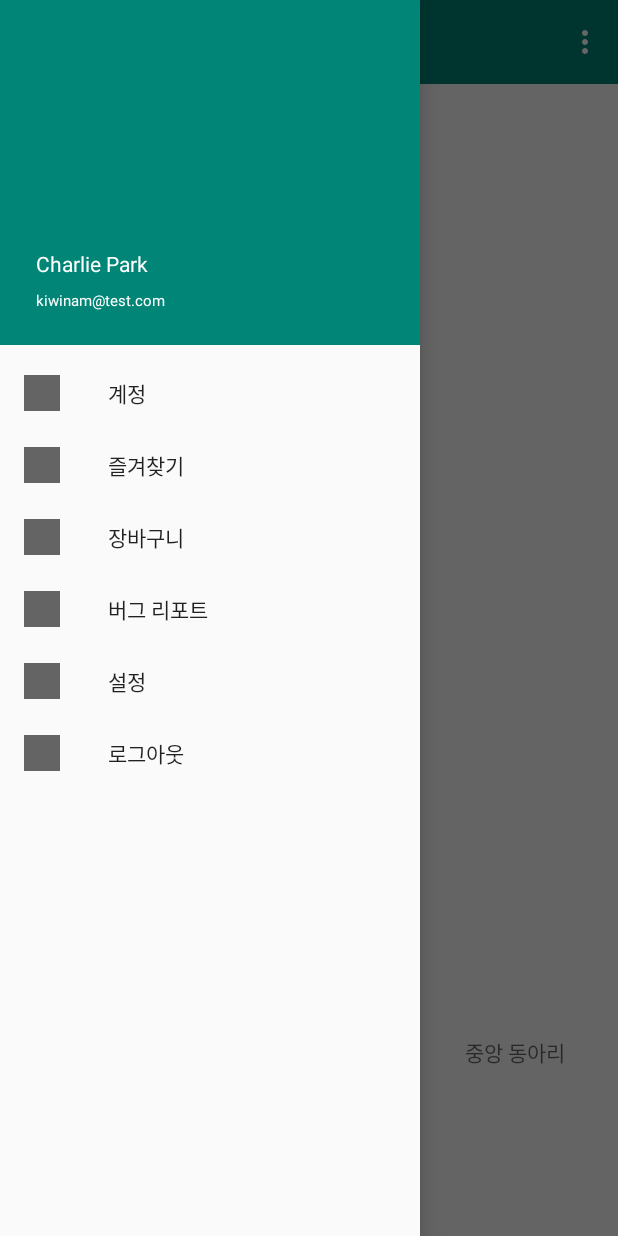
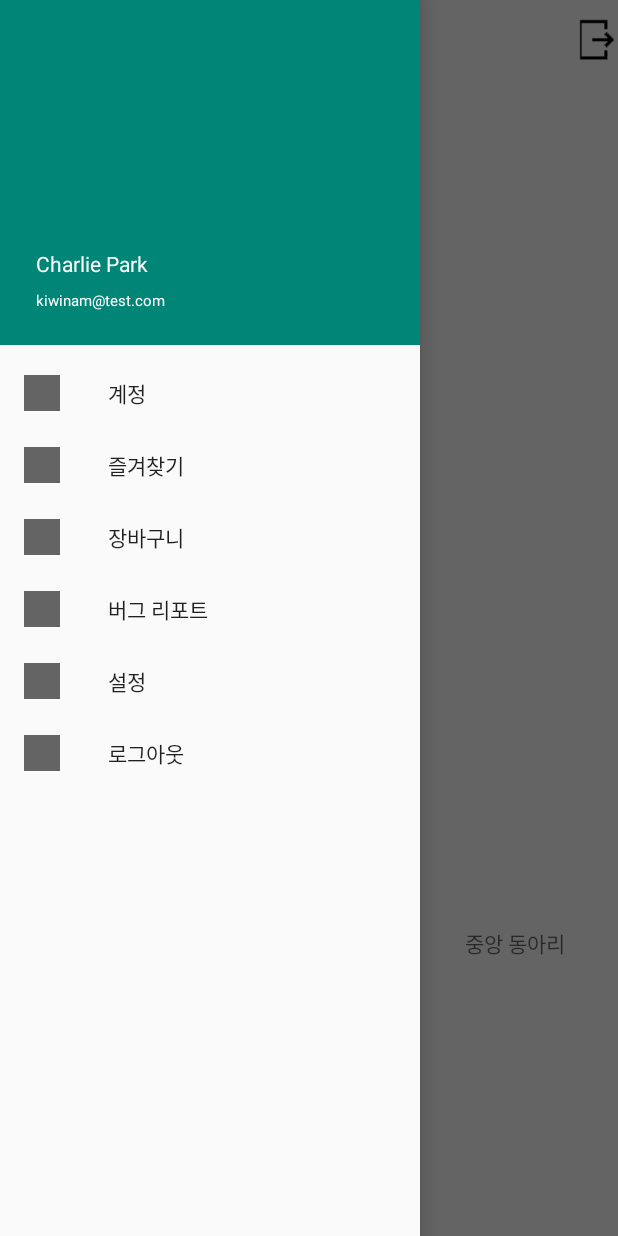
Before and after one commit to yooflyhigh/CMM, an Android app: the Fragment_Start screen opened directly, with no data from a screen before it, with the side drawer open, on a phone screen of 412 x 824 dp. Run offline under Robolectric (Android 15) with nearby library versions, the phone set to English and light mode, and no system bars.

Commit message:
로그아웃 구현

```diff
--- a/ClubManageMent/app/src/main/java/com/example/clubmanagement/Login/Login_View/LoginActivity.java
+++ b/ClubManageMent/app/src/main/java/com/example/clubmanagement/Login/Login_View/LoginActivity.java
@@ -57,7 +57,7 @@ public class LoginActivity extends AppCompatActivity {
                 passwordEditText.setText(SaveSharedPreference.getUserPass(LoginActivity.this));
                 autoLogin.setChecked(true);
                 loginButton.callOnClick();
-            }
+    }
 
         loginViewModel.getLoginFormState().observe(this, new Observer<LoginFormState>() {
             @Override
--- a/ClubManageMent/app/src/main/java/com/example/clubmanagement/System/Fragment/Fragment_Start.java
+++ b/ClubManageMent/app/src/main/java/com/example/clubmanagement/System/Fragment/Fragment_Start.java
@@ -1,6 +1,6 @@
 package com.example.clubmanagement.System.Fragment;
 
-import android.graphics.drawable.Drawable;
+import android.content.Intent;
 import android.support.annotation.NonNull;
 import android.support.design.widget.NavigationView;
 import android.support.design.widget.Snackbar;
@@ -8,25 +8,28 @@ import android.support.design.widget.TabLayout;
 import android.support.v4.app.Fragment;
 import android.support.v4.view.ViewPager;
 import android.support.v4.widget.DrawerLayout;
-import android.support.v7.app.ActionBarDrawerToggle;
 import android.support.v7.app.AppCompatActivity;
 import android.os.Bundle;
 import android.support.v7.widget.Toolbar;
+import android.util.Log;
 import android.view.Gravity;
 import android.view.Menu;
 import android.view.MenuItem;
+import android.view.View;
+import android.widget.Button;
 
+import com.example.clubmanagement.Login.Auto_Login.SaveSharedPreference;
+import com.example.clubmanagement.Login.Login_View.LoginActivity;
 import com.example.clubmanagement.System.Adapter.FragmentAdapter.Fragment_Page_Adapter;
 import com.example.clubmanagement.R;
 import com.example.clubmanagement.System.Listener.BackPressCloseHandler;
 
 import java.util.List;
 
-import kotlin.jvm.internal.Intrinsics;
-
 public class Fragment_Start extends AppCompatActivity implements NavigationView.OnNavigationItemSelectedListener {
     private BackPressCloseHandler BackPressCloseHandler = new BackPressCloseHandler(this);
     Toolbar toolbar;
+    Button Btn_logout;
     @Override
     public void onCreate(Bundle savedInstanceState) {
         super.onCreate(savedInstanceState);
@@ -43,26 +46,47 @@ public class Fragment_Start extends AppCompatActivity implements NavigationView.
         mTab.setupWithViewPager(mViewPager);
     }
 
+    /* 네비게이션 부분 */
     private void setToolbar() {
         toolbar = findViewById(R.id.toolbar);
         setSupportActionBar(toolbar);
         getSupportActionBar().setDisplayHomeAsUpEnabled(true);
-        getSupportActionBar().setHomeAsUpIndicator(R.drawable.ic_menu_white_24dp);
+        getSupportActionBar().setHomeAsUpIndicator(R.drawable.menu);
         getSupportActionBar().setDisplayShowTitleEnabled(false);
     }
 
     @Override
-    public boolean onCreateOptionsMenu(Menu menu) {
-        getMenuInflater().inflate(R.menu.navi_main,menu);
-        return true;
+    public boolean onNavigationItemSelected(@NonNull MenuItem menuItem) {
+            /*
+        switch (menuItem.getItemId()){
+            case R.id.account:
+//                Snackbar.make(findViewById(R.id.account),"Navigation Account pressed",Snackbar.LENGTH_SHORT).show();
+                Log.d("어카운트 클릭"," 클릭됨");
+                break;
+            case R.id.setting:
+                Log.d("setting 클릭"," 클릭됨");
+                Snackbar.make(findViewById(R.id.setting),"Navigation Setting pressed",Snackbar.LENGTH_SHORT).show();
+                break;
+        }
+        */
+        DrawerLayout mDrawerLayout = (DrawerLayout) findViewById(R.id.drawerLayout);
+        mDrawerLayout.closeDrawers();
+
+        return false;
     }
-    //TODO : 계정화면 정상화 시키고 로그아웃 구현하기
+
+
     @Override
     public boolean onOptionsItemSelected(MenuItem item) {
+
         switch(item.getItemId()) {
-            case -1000132:
-                Snackbar.make(toolbar, (CharSequence)"Logout menu pressed", -1).show();
+            case R.id.account:
+                //Snackbar.make(toolbar, (CharSequence)"account click", -1).show();
+                // Log.d("어카운트 클릭"," 클릭됨");
                 break;
+            //case -1000132:
+            //   Snackbar.make(toolbar, (CharSequence)"Logout menu pressed", -1).show();
+            // break;
             case -1000091:
                 Snackbar.make(toolbar, (CharSequence)"Search menu pressed", -1).show();
                 break;
@@ -74,21 +98,24 @@ public class Fragment_Start extends AppCompatActivity implements NavigationView.
                 break;
         }
         return super.onOptionsItemSelected(item);
+
     }
 
+    /* 옵션 부분 */
+    /*
     @Override
-    public boolean onNavigationItemSelected(@NonNull MenuItem menuItem) {
-        switch (menuItem.getItemId()){
-            case R.id.account:
-                Snackbar.make(findViewById(R.id.account),"Navigation Account pressed",Snackbar.LENGTH_SHORT).show();
-                break;
-            case R.id.setting:
-                Snackbar.make(findViewById(R.id.setting),"Navigation Setting pressed",Snackbar.LENGTH_SHORT).show();
-                break;
-        }
-        DrawerLayout mDrawerLayout = (DrawerLayout) findViewById(R.id.drawerLayout);
-        mDrawerLayout.closeDrawers();
-        return false;
+    public boolean onCreateOptionsMenu(Menu menu) {
+        //menu.findItem(R.drawable.logout);
+        //getMenuInflater().inflate(R.menu.navi_item, menu);
+        return true;
+    }
+    */
+    /* 로그아웃 버튼 */
+    public void onLogoutButtonClick(View view) {
+        SaveSharedPreference.setUserName(this, "");
+        SaveSharedPreference.setUserPass(this, "");
+        SaveSharedPreference.setAutoLoginCheck(this,false);
+        startActivity(new Intent(this, LoginActivity.class));
     }
 
     /* 프레그먼트 백버튼 리스너 */
--- a/ClubManageMent/app/src/main/res/layout/frg_frgment_start.xml
+++ b/ClubManageMent/app/src/main/res/layout/frg_frgment_start.xml
@@ -12,19 +12,33 @@
         android:layout_height="wrap_content"
         android:orientation="vertical">
 
-        <android.support.v7.widget.Toolbar
-            android:id="@+id/toolbar"
+        <LinearLayout
             android:layout_width="match_parent"
             android:layout_height="wrap_content"
-            android:background="@color/colorPrimary"
-            android:theme="@style/ThemeOverlay.AppCompat.Dark.ActionBar"
-            app:contentInsetStart="0dp"
-            app:popupTheme="@style/ThemeOverlay.AppCompat.Dark.ActionBar" />
+            android:orientation="horizontal">
+
+            <android.support.v7.widget.Toolbar
+                android:id="@+id/toolbar"
+                android:layout_width="370dp"
+                android:layout_height="wrap_content"
+                android:theme="@style/ThemeOverlay.AppCompat.Dark.ActionBar"
+                app:contentInsetStart="0dp"
+                app:popupTheme="@style/ThemeOverlay.AppCompat.Dark.ActionBar" />
+
+            <ImageButton
+                android:layout_width="match_parent"
+                android:layout_height="wrap_content"
+                android:layout_gravity="center"
+                android:background="@android:color/transparent"
+                android:paddingStart="10dp"
+                android:src="@drawable/logout"
+                android:onClick="onLogoutButtonClick"/>
+        </LinearLayout>
 
         <android.support.v4.view.ViewPager
             android:id="@+id/view_pager"
             android:layout_width="match_parent"
-            android:layout_height="616dp"
+            android:layout_height="543dp"
             android:layout_below="@id/tabs" />
 
         <android.support.design.widget.TabLayout
@@ -39,6 +53,6 @@
             android:layout_height="match_parent"
             android:layout_gravity="start"
             app:headerLayout="@layout/navi_header"
-            app:menu="@menu/navi_main"
+            app:menu="@menu/navi_item"
     />
 </android.support.v4.widget.DrawerLayout>
```
Also changed, not shown: ClubManageMent/app/src/main/res/menu/navi_item.xml (renamed from ClubManageMent/app/src/main/res/menu/navi_main.xml).
